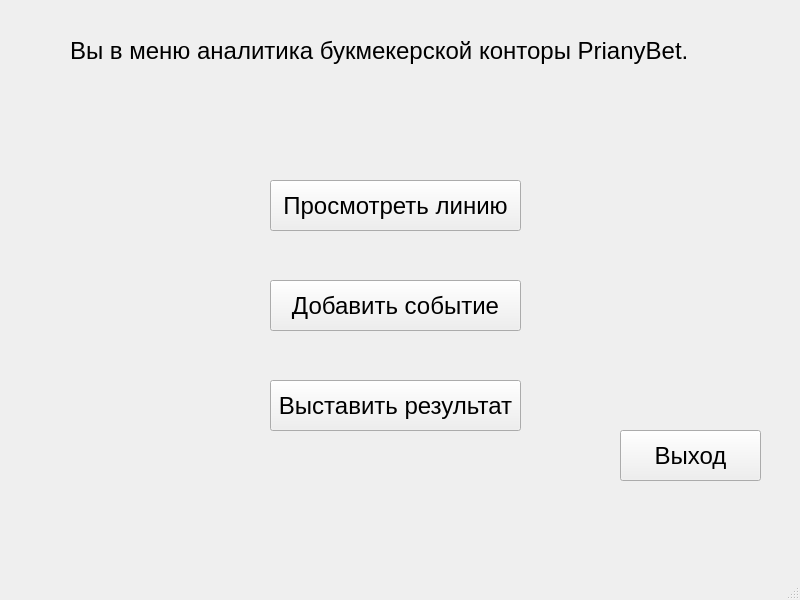
The window that src/ui/statMain.ui (prianechka/DB-Coursework) describes before a commit, drawn with Qt 5.
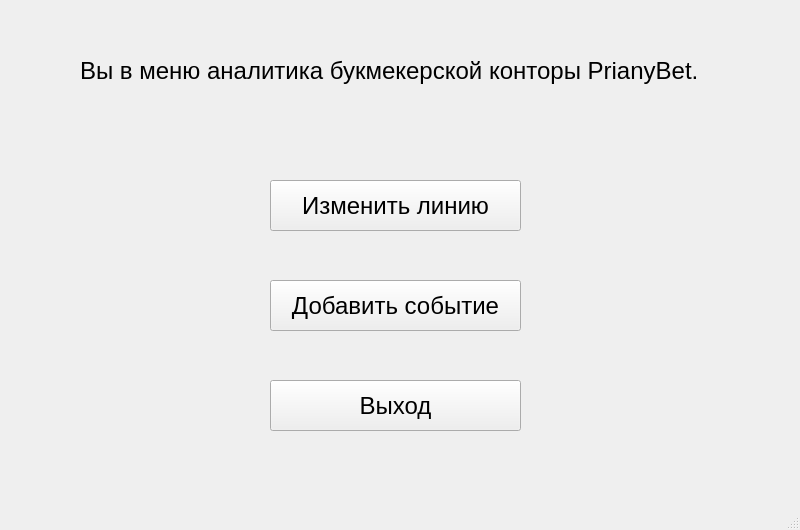
The same window after the commit.

```diff
--- a/src/ui/statMain.ui
+++ b/src/ui/statMain.ui
@@ -7,7 +7,7 @@
     <x>0</x>
     <y>0</y>
     <width>800</width>
-    <height>600</height>
+    <height>530</height>
    </rect>
   </property>
   <property name="font">
@@ -22,8 +22,8 @@
    <widget class="QLabel" name="label">
     <property name="geometry">
      <rect>
-      <x>70</x>
-      <y>20</y>
+      <x>80</x>
+      <y>40</y>
       <width>661</width>
       <height>61</height>
      </rect>
@@ -55,28 +55,15 @@
      </rect>
     </property>
     <property name="text">
-     <string>Просмотреть линию</string>
-    </property>
-   </widget>
-   <widget class="QPushButton" name="addResult">
-    <property name="geometry">
-     <rect>
-      <x>270</x>
-      <y>380</y>
-      <width>251</width>
-      <height>51</height>
-     </rect>
-    </property>
-    <property name="text">
-     <string>Выставить результат</string>
+     <string>Изменить линию</string>
     </property>
    </widget>
    <widget class="QPushButton" name="exitButton">
     <property name="geometry">
      <rect>
-      <x>620</x>
-      <y>430</y>
-      <width>141</width>
+      <x>270</x>
+      <y>380</y>
+      <width>251</width>
       <height>51</height>
      </rect>
     </property>
```
